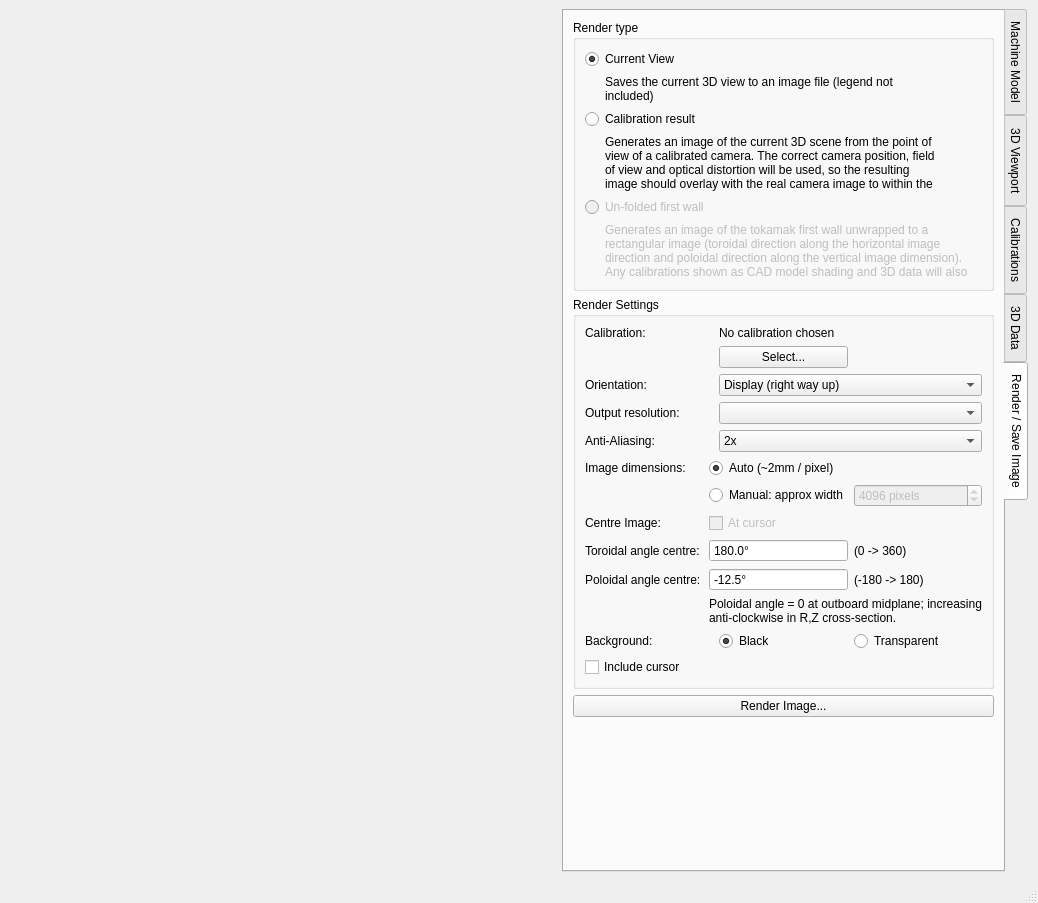
Qt form calcam/gui/qt_designer_files/viewer.ui (euratom-software/calcam) before a commit.
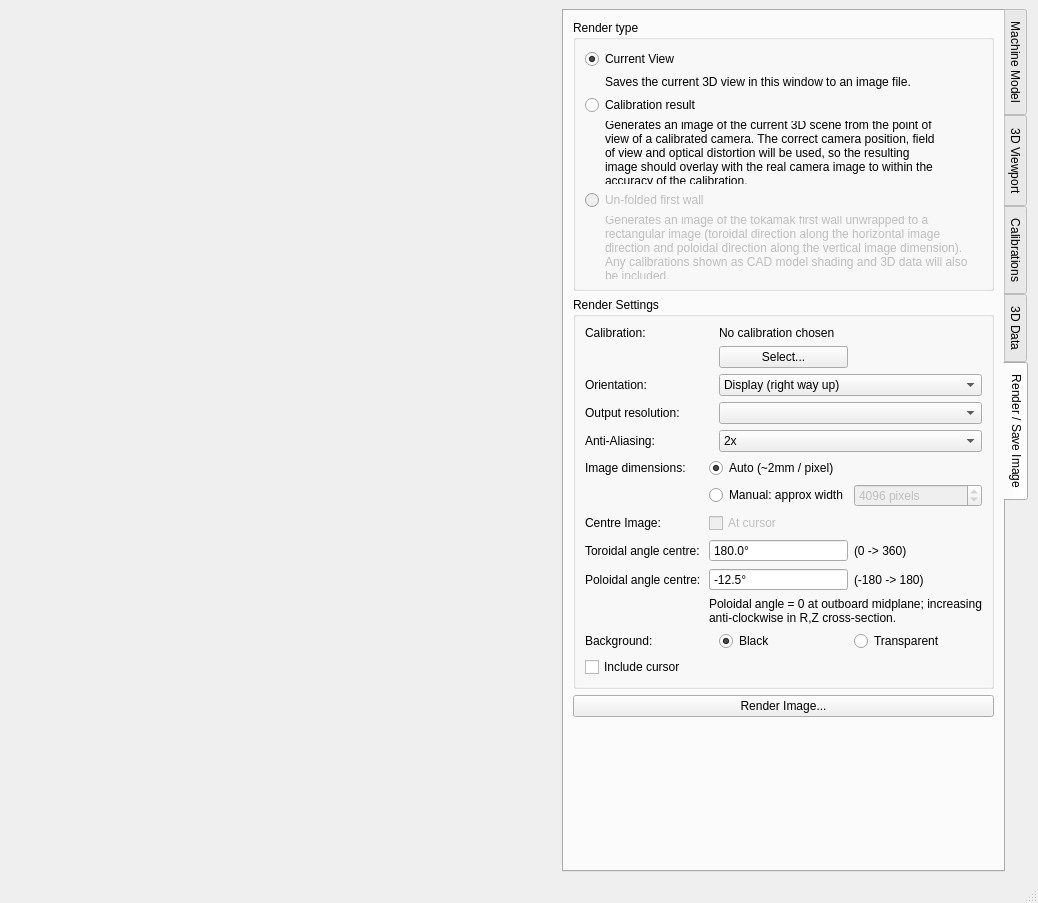
The same form after that commit. The open tabs and pages were chosen to show the change.

Commit message: Last code changes for 2.8, promise. (1) Make images saved from viewer include the legend, (2) Fix a bug with the undo function in fitting calibration, (3) Fix a bug in the viewer with CAD models without R,Z contour, (4) Add more appearance options for overlay in image analyser, (5) Change VTK requirement to <9.0.2 because newer versions make wall contour actors invisible on windows. Increment version to 2.8.0rc3.

Patch:
```diff
--- a/calcam/gui/qt_designer_files/viewer.ui
+++ b/calcam/gui/qt_designer_files/viewer.ui
@@ -1472,7 +1472,7 @@
               <bool>true</bool>
              </property>
              <property name="text">
-              <string>&lt;html&gt;&lt;head/&gt;&lt;body&gt;&lt;p&gt;Saves the current 3D view to an image file (legend not included)&lt;/p&gt;&lt;/body&gt;&lt;/html&gt;</string>
+              <string>&lt;html&gt;&lt;head/&gt;&lt;body&gt;&lt;p&gt;Saves the current 3D view in this window to an image file.&lt;/p&gt;&lt;/body&gt;&lt;/html&gt;</string>
              </property>
              <property name="wordWrap">
               <bool>true</bool>
```
Left out of the diff: 55 changed lines with no effect on the pictures. The commit also changes 9 other files.
